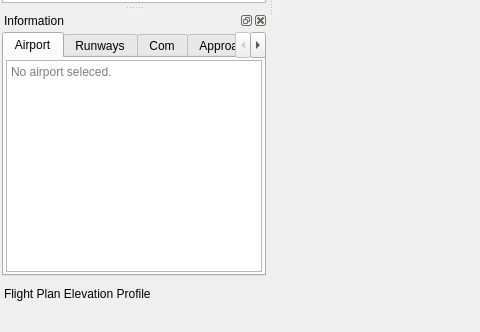
This is src/gui/mainwindow.ui in albar965/littlenavmap as Qt 5 draws it before an edit; both pictures show x 0 to 480 and y 345 to 677 of the 1280 by 900 pixel window. The edited form follows.
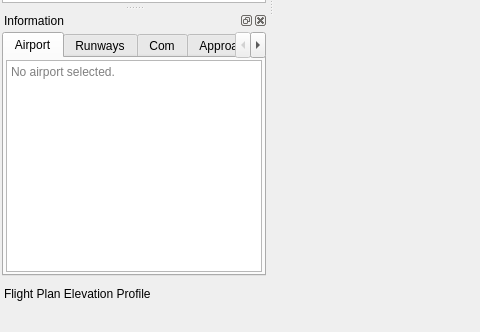
This is the edited form. Icons and pictures are not drawn.

Commit message: Clarification in info text display.

Patch:
```diff
--- a/src/gui/mainwindow.ui
+++ b/src/gui/mainwindow.ui
@@ -2222,7 +2222,7 @@
             <bool>true</bool>
            </property>
            <property name="placeholderText">
-            <string>No airport seleced.</string>
+            <string>No airport selected.</string>
            </property>
            <property name="openLinks">
             <bool>false</bool>
```
Left out of the diff: 12 changed lines with no effect on the pictures. The commit also changes 1 other file.
